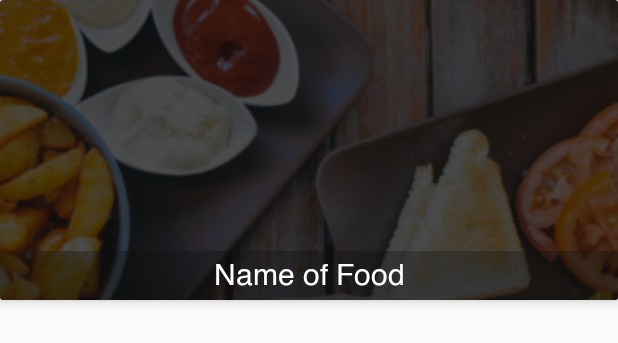
After one commit to Liv4T/LaJaujaCliente, an Android app: the layout food_item.xml on its own in the app's theme, with its tools: preview values and no code run, on a phone screen of 412 x 824 dp. The commit adds this screen. Shown: the top 343 px of the screen. Run offline under Robolectric (Android 15) with nearby library versions, the phone set to English and light mode, and no system bars.

Commit message:
Agregado Comidas desde Categorias

```diff
--- a/app/src/main/AndroidManifest.xml
+++ b/app/src/main/AndroidManifest.xml
@@ -8,14 +8,15 @@
         android:allowBackup="true"
         android:icon="@mipmap/ic_launcher"
         android:label="@string/app_name"
+        android:networkSecurityConfig="@xml/network_security_config"
         android:roundIcon="@mipmap/ic_launcher_round"
         android:supportsRtl="true"
-        android:networkSecurityConfig="@xml/network_security_config"
         android:theme="@style/AppTheme">
+        <activity android:name=".FoodList"></activity>
         <activity
             android:name=".Home"
             android:label="@string/title_activity_home"
-            android:theme="@style/AppTheme.NoActionBar"></activity>
+            android:theme="@style/AppTheme.NoActionBar" />
         <activity android:name=".SignUp" />
         <activity android:name=".SignIn" />
         <activity android:name=".MainActivity">
--- /dev/null
+++ b/app/src/main/res/layout/food_item.xml
@@ -0,0 +1,35 @@
+<?xml version="1.0" encoding="utf-8"?>
+<androidx.cardview.widget.CardView xmlns:android="http://schemas.android.com/apk/res/android"
+    xmlns:appNs="http://schemas.android.com/apk/res-auto"
+    android:layout_width="match_parent"
+    android:layout_height="200dp"
+    appNs:cardElevation="4dp"
+    android:layout_marginBottom="8dp"
+    >
+
+    <RelativeLayout
+        android:layout_width="match_parent"
+        android:layout_height="match_parent">
+
+        <ImageView
+            android:id="@+id/food_image"
+            android:scaleType="centerCrop"
+            android:src="@drawable/background"
+            android:layout_width="match_parent"
+            android:layout_height="match_parent" />
+
+        <TextView
+            android:id="@+id/food_name"
+            android:text="Name of Food"
+            android:textColor="@android:color/white"
+            android:background="#4f0e0d0e"
+            android:textSize="20sp"
+            android:gravity="center"
+            android:layout_alignParentBottom="true"
+            android:layout_width="match_parent"
+            android:fontFamily="@font/helvetica"
+            android:layout_height="wrap_content" />
+
+    </RelativeLayout>
+
+</androidx.cardview.widget.CardView>
--- a/app/src/main/res/layout/nav_header_home.xml
+++ b/app/src/main/res/layout/nav_header_home.xml
@@ -13,6 +13,7 @@
     android:theme="@style/ThemeOverlay.AppCompat.Dark">
 
 
+
     <TextView
         android:id="@+id/txtFull"
         android:layout_width="wrap_content"
--- a/app/src/main/res/values/dimens.xml
+++ b/app/src/main/res/values/dimens.xml
@@ -3,6 +3,6 @@
     <dimen name="activity_horizontal_margin">16dp</dimen>
     <dimen name="activity_vertical_margin">16dp</dimen>
     <dimen name="nav_header_vertical_spacing">8dp</dimen>
-    <dimen name="nav_header_height">176dp</dimen>
+    <dimen name="nav_header_height">236dp</dimen>
     <dimen name="fab_margin">16dp</dimen>
 </resources>
```
Also changed, not shown: app/src/main/java/com/dybcatering/lajauja/FoodList.java (added, +78 -0 lines), app/src/main/java/com/dybcatering/lajauja/Model/Food.java (added, +66 -0 lines), app/src/main/java/com/dybcatering/lajauja/ViewHolder/FoodViewHolder.java (added, +38 -0 lines), app/src/main/java/com/dybcatering/lajauja/ui/home/HomeFragment.java (+14 -9 lines), app/src/main/res/layout/activity_food_list.xml (added, +18 -0 lines).
